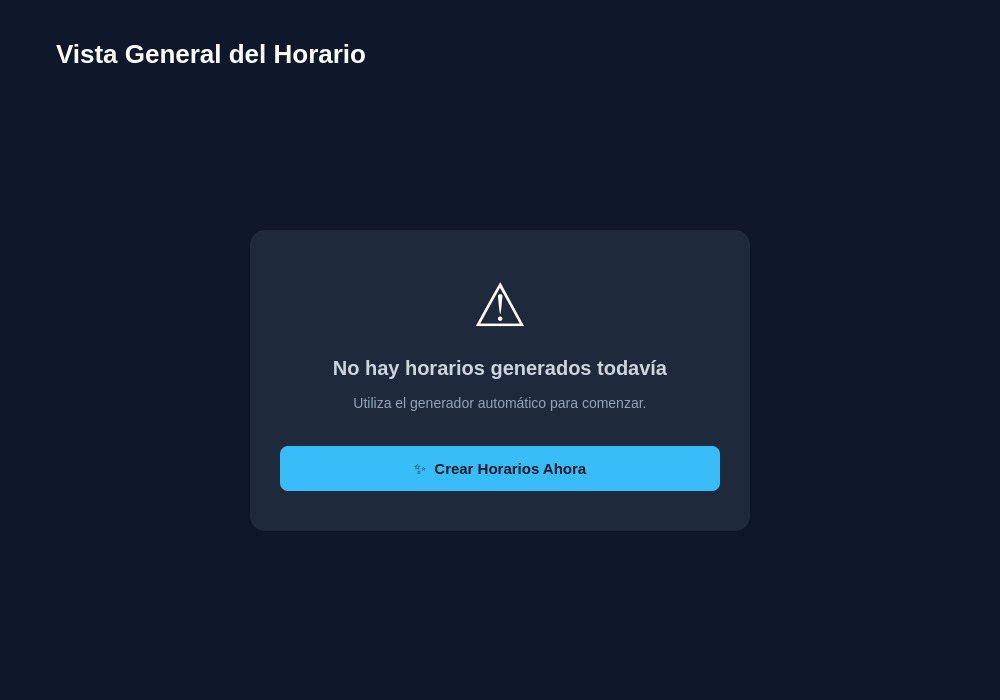
Qt form ui/pages/pagina_horario.ui (moramirete/generadorHorarios) before a commit.
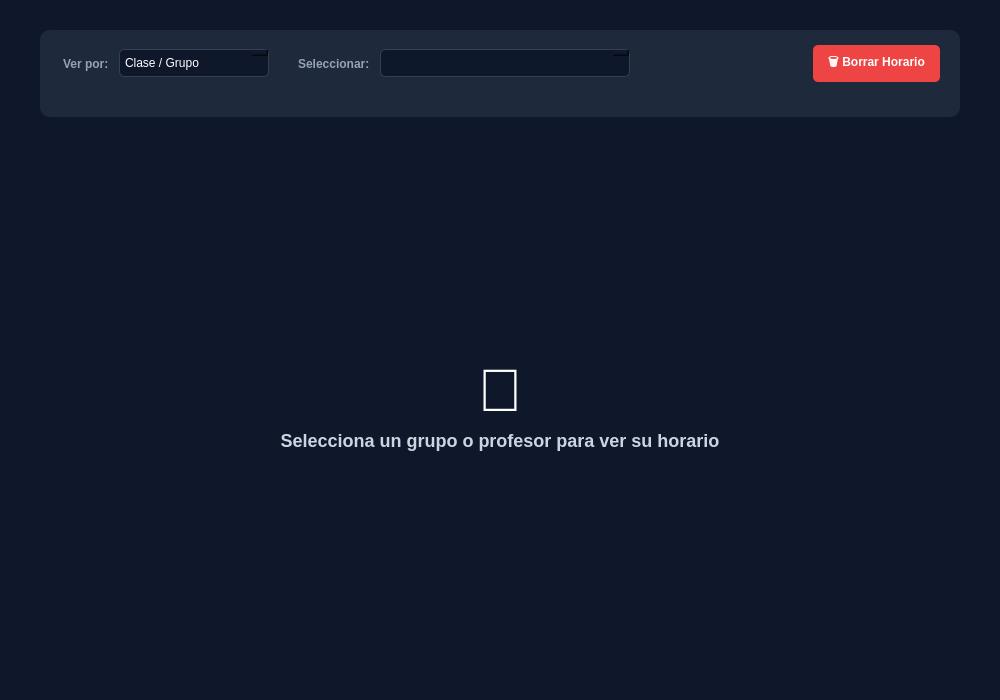
The same form after that commit.

Commit message: Algoritmo y Horarios a medias

Patch:
```diff
--- a/ui/pages/pagina_horario.ui
+++ b/ui/pages/pagina_horario.ui
@@ -30,205 +30,173 @@
     <number>30</number>
    </property>
    <item>
-    <widget class="QStackedWidget" name="stackContenido">
-     <property name="currentIndex">
-      <number>0</number>
-     </property>
-     <widget class="QWidget" name="pageAviso">
-      <layout class="QVBoxLayout" name="layoutAviso">
-       <item>
-        <layout class="QHBoxLayout" name="header_layout">
-         <property name="bottomMargin">
-          <number>20</number>
-         </property>
-         <item>
-          <layout class="QVBoxLayout" name="title_container">
-           <item>
-            <widget class="QLabel" name="lbl_titulo">
+    <widget class="QFrame" name="frameHeader">
              <property name="styleSheet">
-              <string>font-size: 26px; font-weight: bold; color: white; margin-bottom: 5px;</string>
-             </property>
-             <property name="text">
-              <string>Vista General del Horario</string>
-             </property>
-            </widget>
-           </item>
-          </layout>
-         </item>
-         <item>
-          <spacer name="hs1">
-           <property name="orientation">
-            <enum>Qt::Horizontal</enum>
-           </property>
-           <property name="sizeHint" stdset="0">
-            <size>
-             <width>0</width>
-             <height>0</height>
-            </size>
-           </property>
-          </spacer>
-         </item>
-        </layout>
-       </item>
-       <item>
-        <spacer name="verticalSpacerTop">
-         <property name="orientation">
-          <enum>Qt::Vertical</enum>
-         </property>
-         <property name="sizeHint" stdset="0">
-          <size>
-           <width>0</width>
-           <height>0</height>
-          </size>
-         </property>
-        </spacer>
-       </item>
-       <item>
-        <layout class="QHBoxLayout" name="layoutCentradoH">
-         <item>
-          <spacer name="hsA1">
-           <property name="orientation">
-            <enum>Qt::Horizontal</enum>
-           </property>
-           <property name="sizeHint" stdset="0">
-            <size>
-             <width>0</width>
-             <height>0</height>
-            </size>
-           </property>
-          </spacer>
-         </item>
-         <item>
-          <widget class="QFrame" name="frameAvisoBox">
-           <property name="minimumSize">
-            <size>
-             <width>500</width>
-             <height>300</height>
-            </size>
-           </property>
-           <property name="maximumSize">
-            <size>
-             <width>600</width>
-             <height>350</height>
-            </size>
-           </property>
-           <property name="styleSheet">
-            <string>background-color: #1e293b; border-radius: 15px;</string>
-           </property>
-           <layout class="QVBoxLayout" name="vl_aviso_interno">
-            <property name="spacing">
-             <number>15</number>
-            </property>
+      <string>background-color: #1e293b; border-radius: 10px; margin-bottom: 20px;</string>
+     </property>
+     <layout class="QHBoxLayout" name="hl_header">
             <property name="leftMargin">
-             <number>30</number>
-            </property>
-            <property name="topMargin">
-             <number>40</number>
+       <number>20</number>
             </property>
             <property name="rightMargin">
-             <number>30</number>
+       <number>20</number>
+      </property>
+      <property name="topMargin">
+       <number>15</number>
             </property>
             <property name="bottomMargin">
-             <number>40</number>
-            </property>
+       <number>15</number>
+      </property>
+      
             <item>
-             <widget class="QLabel" name="iconAviso">
-              <property name="styleSheet">
-               <string>font-size: 60px; background: transparent;</string>
-              </property>
+       <widget class="QLabel" name="lblModo">
               <property name="text">
-               <string>⚠️</string>
-              </property>
-              <property name="alignment">
-               <set>Qt::AlignCenter</set>
+         <string>Ver por:</string>
+        </property>
+        <property name="styleSheet">
+         <string>font-weight:bold; color:#94a3b8;</string>
               </property>
              </widget>
             </item>
+      
             <item>
-             <widget class="QLabel" name="labelAvisoTexto">
+       <widget class="QComboBox" name="comboModo">
+        <property name="minimumSize">
+         <size>
+          <width>150</width>
+          <height>35</height>
+         </size>
+        </property>
               <property name="styleSheet">
-               <string>font-size: 20px; color: #cbd5e1; font-weight: bold; background: transparent;</string>
-              </property>
+         <string>background-color:#0f172a; border:1px solid #334155; padding:5px; border-radius:5px;</string>
+        </property>
+        <item>
               <property name="text">
-               <string>No hay horarios generados todavía</string>
-              </property>
-              <property name="alignment">
-               <set>Qt::AlignCenter</set>
-              </property>
-             </widget>
-            </item>
+          <string>Clase / Grupo</string>
+         </property>
+        </item>
+        <item>
+         <property name="text">
+          <string>Profesor</string>
+         </property>
+        </item>
+       </widget>
+      </item>
+      
             <item>
-             <widget class="QLabel" name="labelAvisoSub">
+       <widget class="QLabel" name="lblFiltro">
+        <property name="text">
+         <string>Seleccionar:</string>
+        </property>
               <property name="styleSheet">
-               <string>font-size: 14px; color: #94a3b8; background: transparent;</string>
-              </property>
-              <property name="text">
-               <string>Utiliza el generador automático para comenzar.</string>
-              </property>
-              <property name="alignment">
-               <set>Qt::AlignCenter</set>
+         <string>font-weight:bold; color:#94a3b8; margin-left: 20px;</string>
+        </property>
+       </widget>
+      </item>
+      
+      <item>
+       <widget class="QComboBox" name="comboFiltro">
+        <property name="minimumSize">
+         <size>
+          <width>250</width>
+          <height>35</height>
+         </size>
+        </property>
+        <property name="styleSheet">
+         <string>background-color:#0f172a; border:1px solid #334155; padding:5px; border-radius:5px;</string>
               </property>
              </widget>
             </item>
+      
             <item>
-             <spacer name="vs_btn">
+       <spacer name="hs">
               <property name="orientation">
-               <enum>Qt::Vertical</enum>
+         <enum>Qt::Horizontal</enum>
               </property>
               <property name="sizeHint" stdset="0">
                <size>
-                <width>20</width>
+          <width>40</width>
                 <height>20</height>
                </size>
               </property>
              </spacer>
             </item>
+      
             <item>
-             <widget class="QPushButton" name="btnIrAGenerador">
-              <property name="minimumSize">
-               <size>
-                <width>0</width>
-                <height>45</height>
-               </size>
+       <widget class="QPushButton" name="btnBorrarHorario">
+        <property name="text">
+         <string>🗑 Borrar Horario</string>
               </property>
               <property name="cursor">
                <cursorShape>PointingHandCursor</cursorShape>
               </property>
               <property name="styleSheet">
-               <string>QPushButton { background-color: #38bdf8; color: #0f172a; font-weight: bold; font-size: 15px; border-radius: 8px; } QPushButton:hover { background-color: #7dd3fc; }</string>
-              </property>
-              <property name="text">
-               <string>✨  Crear Horarios Ahora</string>
-              </property>
+         <string>QPushButton { background-color: #ef4444; color: white; font-weight: bold; padding: 8px 15px; border-radius: 5px; } QPushButton:hover { background-color: #dc2626; }</string>
+        </property>
              </widget>
             </item>
            </layout>
           </widget>
          </item>
+
+   <!-- STACK DE CONTENIDO -->
          <item>
-          <spacer name="hsA2">
+    <widget class="QStackedWidget" name="stackContenido">
+     <property name="currentIndex">
+      <number>0</number>
+     </property>
+     
+     <!-- PAGINA 0: AVISO VACÍO -->
+     <widget class="QWidget" name="pageAviso">
+      <layout class="QVBoxLayout" name="lAviso">
+       <item>
+        <spacer name="sp1">
            <property name="orientation">
-            <enum>Qt::Horizontal</enum>
+          <enum>Qt::Vertical</enum>
            </property>
            <property name="sizeHint" stdset="0">
             <size>
-             <width>0</width>
-             <height>0</height>
+           <width>20</width>
+           <height>40</height>
             </size>
            </property>
           </spacer>
          </item>
-        </layout>
+       <item>
+        <widget class="QLabel" name="lblIcon">
+         <property name="text">
+          <string>📅</string>
+         </property>
+         <property name="alignment">
+          <set>Qt::AlignCenter</set>
+         </property>
+         <property name="styleSheet">
+          <string>font-size: 60px; background:transparent;</string>
+         </property>
+        </widget>
        </item>
        <item>
-        <spacer name="verticalSpacerBottom">
+        <widget class="QLabel" name="lblText">
+         <property name="text">
+          <string>Selecciona un grupo o profesor para ver su horario</string>
+         </property>
+         <property name="alignment">
+          <set>Qt::AlignCenter</set>
+         </property>
+         <property name="styleSheet">
+          <string>font-size: 18px; color:#cbd5e1; font-weight:bold;</string>
+         </property>
+        </widget>
+       </item>
+       <item>
+        <spacer name="sp2">
          <property name="orientation">
           <enum>Qt::Vertical</enum>
          </property>
          <property name="sizeHint" stdset="0">
           <size>
-           <width>0</width>
-           <height>0</height>
+           <width>20</width>
+           <height>40</height>
           </size>
          </property>
         </spacer>
```
Left out of the diff: 20 changed lines with no effect on the pictures. Lines whose indentation alone changed are shown as unchanged. The commit also changes 8 other files.
